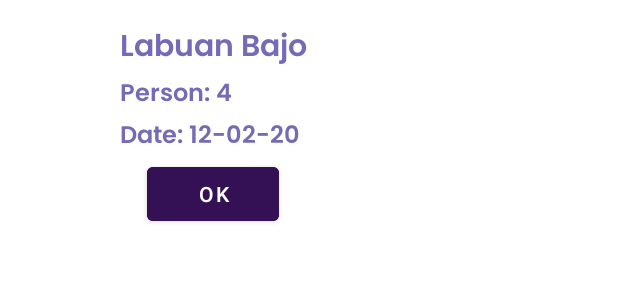
After one commit to NadiaLeni/ProjectMobileTicketTrackker, an Android app: the layout myticket_information.xml on its own in the app's theme, with its tools: preview values and no code run, on a phone screen of 412 x 824 dp. The commit adds this screen. Shown: the top 300 px of the screen. Run offline under Robolectric (Android 15) with nearby library versions, the phone set to English and light mode, and no system bars.

Commit message:
MyTicket pop up

```diff
--- a/app/src/main/java/com/example/projectmobile3/ui/myticket/MyTicketFragment.java
+++ b/app/src/main/java/com/example/projectmobile3/ui/myticket/MyTicketFragment.java
@@ -1,15 +1,23 @@
 package com.example.projectmobile3.ui.myticket;
 
+import android.app.AlertDialog;
+import android.content.Context;
+import android.content.SharedPreferences;
 import android.os.Bundle;
+import android.util.Log;
 import android.view.LayoutInflater;
 import android.view.View;
 import android.view.ViewGroup;
+import android.widget.Button;
+import android.widget.LinearLayout;
 import android.widget.TextView;
 
 import androidx.annotation.NonNull;
+import androidx.annotation.Nullable;
 import androidx.fragment.app.Fragment;
 import androidx.lifecycle.ViewModelProvider;
 
+import com.example.projectmobile3.R;
 import com.example.projectmobile3.databinding.FragmentMyticketBinding;
 
 public class MyTicketFragment extends Fragment {
@@ -31,4 +39,46 @@ public class MyTicketFragment extends Fragment {
         super.onDestroyView();
         binding = null;
     }
+
+    @Override
+    public void onViewCreated(@NonNull View view, @Nullable Bundle savedInstanceState) {
+        LinearLayout myTicketBox = view.findViewById(R.id.ticketbox);
+        if(!getLoginStatus()){
+            myTicketBox.setVisibility(View.GONE);
+        }
+        else{
+            myTicketBox.setVisibility(View.VISIBLE);
+            myTicketBox.setOnClickListener(new View.OnClickListener() {
+                @Override
+                public void onClick(View view) {
+                    showTicketDetailsPopUp();
+                }
+            });
+        }
+    }
+
+    private boolean getLoginStatus() {
+        SharedPreferences sharedPreferences = getActivity().getPreferences(Context.MODE_PRIVATE);
+        return sharedPreferences.getBoolean("is_logged_in", false);
+    }
+
+    private void showTicketDetailsPopUp(){
+        View popUpView = getLayoutInflater().inflate(R.layout.myticket_information, null);
+
+        Button btnOk = popUpView.findViewById(R.id.btnOK);
+
+        AlertDialog.Builder builder = new AlertDialog.Builder(getActivity());
+        builder.setView(popUpView);
+
+        final AlertDialog alertDialog = builder.create();
+        btnOk.setOnClickListener(new View.OnClickListener() {
+            @Override
+            public void onClick(View view) {
+                alertDialog.dismiss();
+            }
+        });
+
+        alertDialog.show();
+
+    }
 }
--- /dev/null
+++ b/app/src/main/res/drawable/whitebackground.xml
@@ -0,0 +1,9 @@
+<?xml version="1.0" encoding="utf-8"?>
+<shape xmlns:android="http://schemas.android.com/apk/res/android">
+
+    <solid
+        android:color="@color/white"/>
+
+    <corners android:radius="12dp" />
+
+</shape>
--- /dev/null
+++ b/app/src/main/res/layout/myticket_information.xml
@@ -0,0 +1,83 @@
+<?xml version="1.0" encoding="utf-8"?>
+<LinearLayout xmlns:android="http://schemas.android.com/apk/res/android"
+    android:layout_width="wrap_content"
+    android:layout_height="wrap_content"
+    android:orientation="vertical"
+    android:gravity="center_horizontal"
+    android:background="@drawable/whitebackground"
+    android:paddingHorizontal="80dp"
+    android:paddingVertical="15dp">
+
+    <TextView
+        android:layout_width="wrap_content"
+        android:layout_height="wrap_content"
+        android:text="Labuan Bajo"
+        android:fontFamily="@font/poppins_semibold"
+        android:textColor="@color/dark_blue"
+        android:textSize="20dp"
+        android:textAlignment="center"
+        android:id="@+id/tvbajo1"/>
+
+    <LinearLayout
+        android:layout_width="match_parent"
+        android:layout_height="wrap_content"
+        android:orientation="vertical">
+
+        <LinearLayout
+            android:layout_width="wrap_content"
+            android:layout_height="wrap_content"
+            android:orientation="horizontal">
+
+            <TextView
+                android:layout_width="wrap_content"
+                android:layout_height="wrap_content"
+                android:text="Person: "
+                android:fontFamily="@font/poppins_semibold"
+                android:textColor="@color/dark_blue"
+                android:textSize="16dp"/>
+
+            <TextView
+                android:layout_width="wrap_content"
+                android:layout_height="wrap_content"
+                android:text="4"
+                android:fontFamily="@font/poppins_semibold"
+                android:textColor="@color/dark_blue"
+                android:textSize="16dp"
+                android:id="@+id/tvNumOfPerson"/>
+
+        </LinearLayout>
+
+        <LinearLayout
+            android:layout_width="wrap_content"
+            android:layout_height="wrap_content"
+            android:orientation="horizontal">
+
+            <TextView
+                android:layout_width="wrap_content"
+                android:layout_height="wrap_content"
+                android:text="Date: "
+                android:fontFamily="@font/poppins_semibold"
+                android:textColor="@color/dark_blue"
+                android:textSize="16dp"/>
+
+            <TextView
+                android:layout_width="wrap_content"
+                android:layout_height="wrap_content"
+                android:text="12-02-2024"
+                android:fontFamily="@font/poppins_semibold"
+                android:textColor="@color/dark_blue"
+                android:textSize="16dp"
+                android:id="@+id/tvDate"/>
+
+        </LinearLayout>
+
+    </LinearLayout>
+
+    <Button
+        android:layout_width="wrap_content"
+        android:layout_height="wrap_content"
+        android:text="OK"
+        android:id="@+id/btnOK"
+        android:backgroundTint="@color/light_black"/>
+
+</LinearLayout>
```
